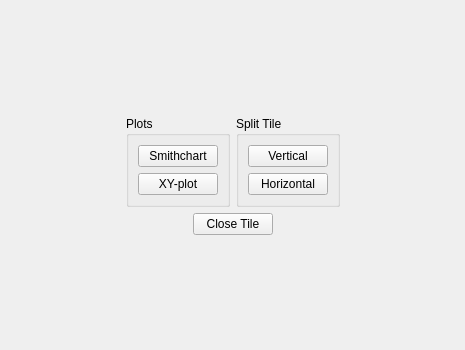
First picture: the form in Software/PC_Application/CustomWidgets/tilewidget.ui, repository jankae/LibreVNA, before the edit.
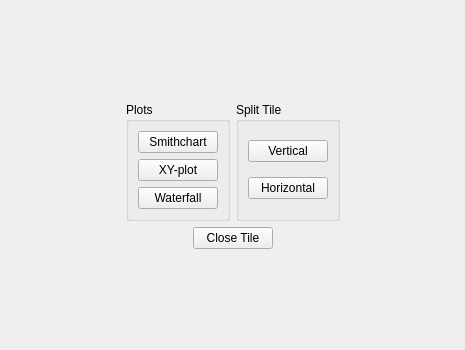
Second picture: the form after the edit. Icons and pictures are not drawn.

Commit message: Preparations for waterfall display

```diff
--- a/Software/PC_Application/CustomWidgets/tilewidget.ui
+++ b/Software/PC_Application/CustomWidgets/tilewidget.ui
@@ -85,6 +85,13 @@
                   </property>
                  </widget>
                 </item>
+                <item>
+                 <widget class="QPushButton" name="bWaterfall">
+                  <property name="text">
+                   <string>Waterfall</string>
+                  </property>
+                 </widget>
+                </item>
                </layout>
               </widget>
              </item>
```
The commit also changes 11 other files.
